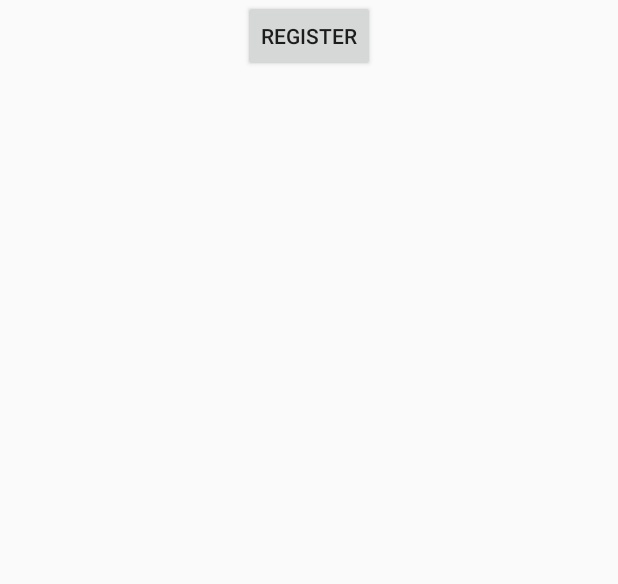
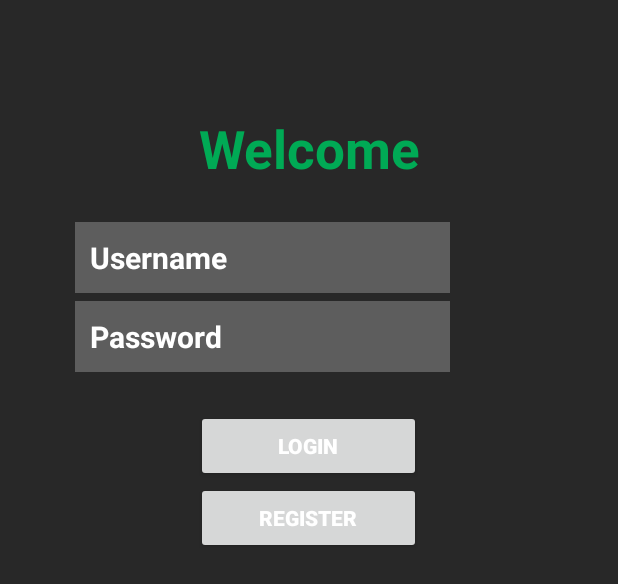
Before and after one commit to pasibun/MatchFixing, an Android app: the layout home.xml on its own in the app's theme, with its tools: preview values and no code run, on a phone screen of 412 x 824 dp. Shown: the top 584 px of the screen. Run offline under Robolectric (Android 15) with nearby library versions, the phone set to English and light mode, and no system bars.

Commit message:
Changed the XML's

```diff
--- a/app/src/main/AndroidManifest.xml
+++ b/app/src/main/AndroidManifest.xml
@@ -1,6 +1,6 @@
 <?xml version="1.0" encoding="utf-8"?>
 <manifest xmlns:android="http://schemas.android.com/apk/res/android"
-    package="com.matchfixing.minor.matchfixing">
+    package="com.example.test">
 
     <uses-permission android:name="android.permission.INTERNET"/>
 
@@ -19,6 +19,8 @@
         </activity>
         <activity android:name=".RegisterActivity" >
         </activity>
+        <activity android:name=".Home" >
+        </activity>
     </application>
 
 </manifest>
--- a/app/src/main/res/layout/home.xml
+++ b/app/src/main/res/layout/home.xml
@@ -1,13 +1,71 @@
 <?xml version="1.0" encoding="utf-8"?>
 <LinearLayout xmlns:android="http://schemas.android.com/apk/res/android"
     android:orientation="vertical" android:layout_width="match_parent"
-    android:layout_height="match_parent">
+    android:layout_height="match_parent"
+    android:background="#282828"
+    android:weightSum="1">
+
+    <TextView
+        android:layout_width="match_parent"
+        android:layout_height="wrap_content"
+        android:layout_marginTop="75dp"
+        android:text="Welcome"
+        android:typeface="sans"
+        android:textSize="35sp"
+        android:textColor="#00aa55"
+        android:textStyle="bold"
+        android:gravity="center"
+        android:layout_above="@+id/linearLayout"
+        android:layout_alignParentLeft="true"
+        android:layout_alignParentStart="true" />
+
+    <EditText
+        android:layout_width="250sp"
+        android:layout_height="wrap_content"
+        android:layout_marginTop="25dp"
+        android:layout_marginLeft="50dp"
+        android:textColor="#ffffff"
+        android:textStyle="bold"
+        android:textColorHint="#ffffff"
+        android:background="#5d5d5d"
+        android:padding="10dp"
+        android:hint="Username"
+        android:textSize="20sp"
+        android:id="@+id/main_name" />
+
+    <EditText
+        android:layout_width="250sp"
+        android:layout_height="wrap_content"
+        android:layout_marginLeft="50dp"
+        android:textSize="20sp"
+        android:hint="Password"
+        android:textColor="#ffffff"
+        android:textColorHint="#ffffff"
+        android:textStyle="bold"
+        android:background="#5d5d5d"
+        android:padding="10dp"
+        android:inputType="textPassword"
+        android:layout_marginTop="5dp"
+        android:id="@+id/main_password" />
+    <Button
+        android:layout_width="150sp"
+        android:layout_height="wrap_content"
+        android:text="Login"
+        android:textStyle="bold"
+        android:textColor="#ffffff"
+        android:id="@+id/loginButton"
+        android:onClick="main_login"
+        android:layout_marginTop="25dp"
+        android:layout_gravity="center_horizontal" />
 
     <Button
-        android:layout_width="wrap_content"
+        android:layout_width="150sp"
         android:layout_height="wrap_content"
         android:text="Register"
+        android:textStyle="bold"
+        android:textColor="#ffffff"
         android:id="@+id/button"
         android:onClick="ButtonOnClick"
-        android:layout_gravity="center_horizontal" />
+        android:layout_gravity="center" />
+
 </LinearLayout>
```
Also changed, not shown: app/src/main/res/layout/welcome.xml (added, +63 -0 lines).
